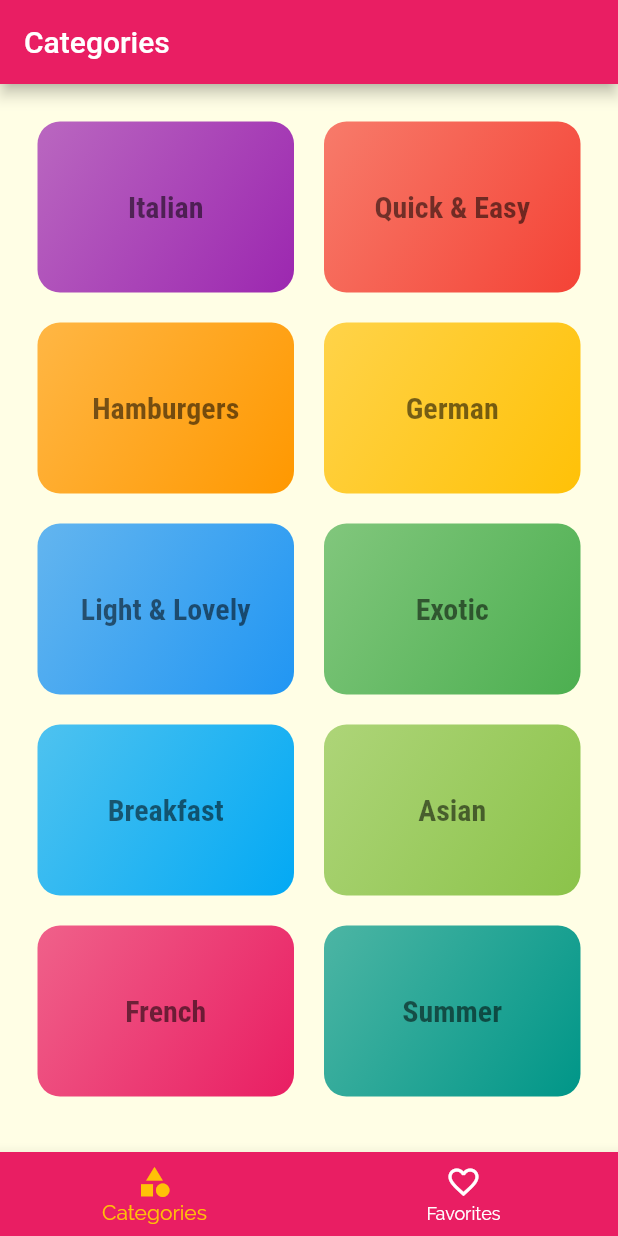
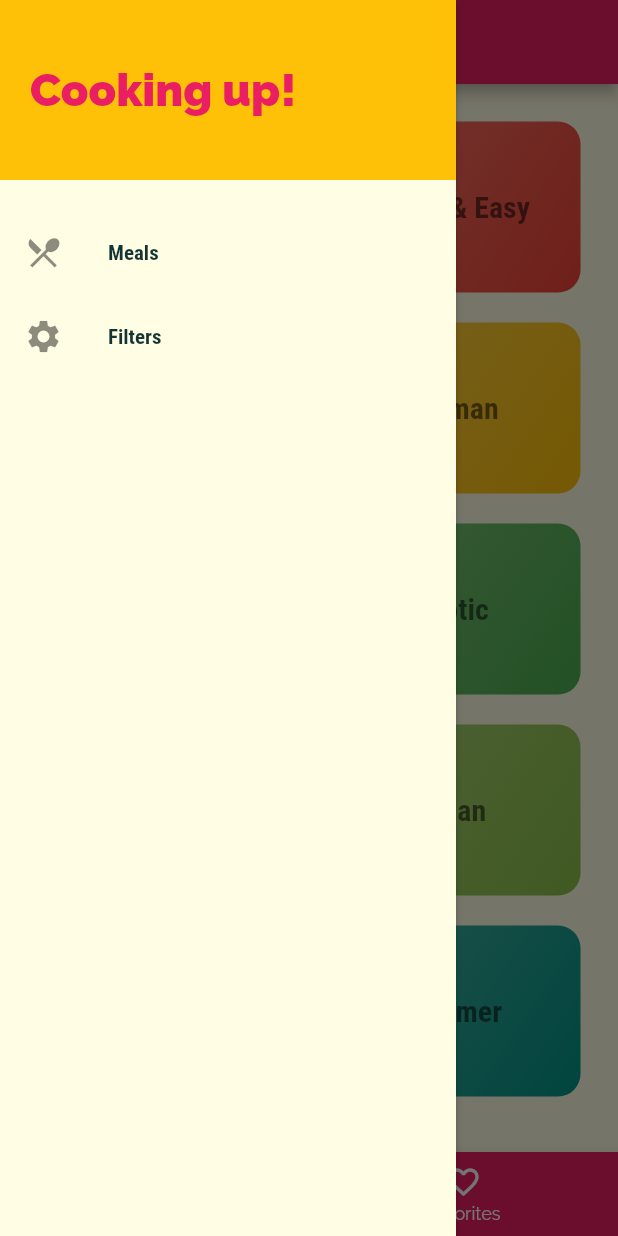
Before and after one commit to daveborka/FlutterShopLP, a Flutter app: the screen it shows after launch, with the side drawer open (before the commit the screen has no drawer), on a phone screen of 412 x 824 dp. Run offline on Flutter 3.47's test engine with Material 2 defaults, Android fonts, the phone set to English and light mode, and no system bars.

Commit message:
Adding pop and passing back data, also deleteing the meals lite choosen item.

```diff
--- a/flutter_meals_app/lib/main.dart
+++ b/flutter_meals_app/lib/main.dart
@@ -1,6 +1,7 @@
 import 'package:flutter/material.dart';
+import 'package:flutter_complete_guide/screens/filters_screen.dart';
 import './screens/meal_detail_screen.dart';
-import './screens/tabs_screen.dart';
+// import './screens/tabs_screen.dart';
 
 import './screens/category_meals_screen.dart';
 import './screens/categories_screen.dart';
@@ -30,7 +31,8 @@ class MyApp extends StatelessWidget {
       home: TabsScreenBottom(),
       routes: {
         CategoryMealsScreen.routeName: (ctx) => CategoryMealsScreen(),
-        MealDetailScreen.routeName: (ctx) => MealDetailScreen()
+        MealDetailScreen.routeName: (ctx) => MealDetailScreen(),
+        FiltersScreen.routeName: (ctx) => FiltersScreen()
       },
       // onGenerateRoute: (settings) {
       //   return MaterialPageRoute(builder: (ctx) => CategoriesScreen());
--- a/flutter_meals_app/lib/screens/meal_detail_screen.dart
+++ b/flutter_meals_app/lib/screens/meal_detail_screen.dart
@@ -72,6 +72,12 @@ class MealDetailScreen extends StatelessWidget {
           ],
         ),
       ),
+      floatingActionButton: FloatingActionButton(
+        child: Icon(Icons.delete),
+        onPressed: () {
+          Navigator.of(context).pop(mealId);
+        },
+      ),
       appBar: AppBar(
         title: Text('${selectedMeal.title}'),
       ),
--- a/flutter_meals_app/lib/screens/tab_screen_bottom.dart
+++ b/flutter_meals_app/lib/screens/tab_screen_bottom.dart
@@ -1,6 +1,8 @@
 import 'package:flutter/material.dart';
-import 'package:flutter_complete_guide/screens/categories_screen.dart';
-import 'package:flutter_complete_guide/screens/favorites_screen.dart';
+
+import '../screens/categories_screen.dart';
+import '../screens/favorites_screen.dart';
+import '../widgets/main_drawer.dart';
 
 class TabsScreenBottom extends StatefulWidget {
   @override
@@ -26,6 +28,7 @@ class _TabsScreenBottomState extends State<TabsScreenBottom> {
       appBar: AppBar(
         title: Text(_pages[_selectedStateIndex]['title']),
       ),
+      drawer: MainDrawer(),
       body: _pages[_selectedStateIndex]['page'] as Widget,
       bottomNavigationBar: BottomNavigationBar(
         onTap: _selectPage,
--- /dev/null
+++ b/flutter_meals_app/lib/widgets/main_drawer.dart
@@ -0,0 +1,53 @@
+import 'package:flutter/material.dart';
+import '../screens/filters_screen.dart';
+
+class MainDrawer extends StatelessWidget {
+  Widget buildListStyle(String title, IconData icon, Function tapHandler) {
+    return ListTile(
+      leading: Icon(
+        icon,
+        size: 26,
+      ),
+      title: Text(
+        title,
+        style: TextStyle(
+            fontFamily: 'RobotoCondensed', fontWeight: FontWeight.bold),
+      ),
+      onTap: tapHandler,
+    );
+  }
+
+  @override
+  Widget build(BuildContext context) {
+    return Drawer(
+      elevation: 2,
+      child: Column(
+        children: [
+          Container(
+            height: 120,
+            width: double.infinity,
+            padding: const EdgeInsets.all(20),
+            alignment: Alignment.centerLeft,
+            color: Theme.of(context).accentColor,
+            child: Text(
+              'Cooking up!',
+              style: TextStyle(
+                  fontWeight: FontWeight.w900,
+                  fontSize: 30,
+                  color: Theme.of(context).primaryColor),
+            ),
+          ),
+          SizedBox(
+            height: 20,
+          ),
+          buildListStyle("Meals", Icons.restaurant_menu, () {
+            Navigator.of(context).pushReplacementNamed("/");
+          }),
+          buildListStyle("Filters", Icons.settings, () {
+            Navigator.of(context).pushReplacementNamed(FiltersScreen.routeName);
+          }),
+        ],
+      ),
+    );
+  }
+}
```
Also changed, not shown: flutter_meals_app/lib/screens/category_meals_screen.dart (+47 -15 lines), flutter_meals_app/lib/screens/filters_screen.dart (added, +15 -0 lines), flutter_meals_app/lib/widgets/meal_item.dart (+10 -3 lines).
